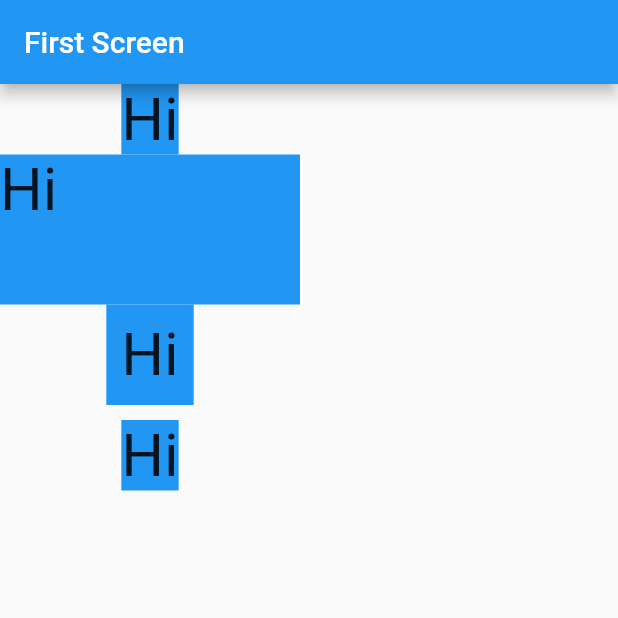
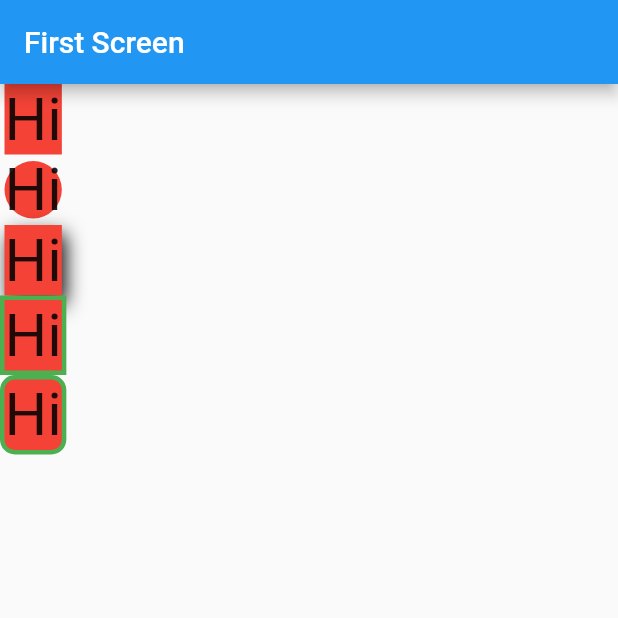
Before and after one commit to samyutomo/learn-basic-flutter, a Flutter app: the screen it shows after launch, on a phone screen of 412 x 824 dp, the top half of it. Run offline on Flutter 3.47's test engine with Material 2 defaults, Android fonts, the phone set to English and light mode, and no system bars.

Commit message:
learn example code 06: decoration - Container

```diff
--- a/lib/main.dart
+++ b/lib/main.dart
@@ -2,16 +2,14 @@ import 'package:flutter/material.dart';
 
 void main() => runApp(const FirstScreen());
 
-class FirstScreen extends StatelessWidget{
+class FirstScreen extends StatelessWidget {
   const FirstScreen({Key? key}) : super(key: key);
 
   @override
-  Widget build(BuildContext  context) {
+  Widget build(BuildContext context) {
     return MaterialApp(
         title: "Container",
-      theme: ThemeData(
-        primarySwatch: Colors.blue
-      ),
+        theme: ThemeData(primarySwatch: Colors.blue),
         home: Scaffold(
           appBar: AppBar(
             title: const Text("First Screen"),
@@ -20,30 +18,38 @@ class FirstScreen extends StatelessWidget{
             children: [
               Container(
                 child: const Text("Hi", style: TextStyle(fontSize: 40),),
-              color: Colors.blue,
+                decoration: const BoxDecoration(color: Colors.red),
               ),
               Container(
                 child: const Text("Hi", style: TextStyle(fontSize: 40),),
-              color: Colors.blue,
-              width: 200,
-              height: 100,
+                decoration: const BoxDecoration(
+                    color: Colors.red,
+                    shape: BoxShape.circle),
               ),
               Container(
                 child: const Text("Hi", style: TextStyle(fontSize: 40),),
-              color: Colors.blue,
-              padding: const EdgeInsets.all(10),
+                decoration: const BoxDecoration(
+                    color: Colors.red,
+                    boxShadow: [
+                      BoxShadow(
+                          color: Colors.black,
+                          offset: Offset(3, 6),
+                          blurRadius: 10)
+                ]),
               ),
               Container(
                   child: const Text("Hi", style: TextStyle(fontSize: 40),),
-              color: Colors.blue,
-              margin: const EdgeInsets.all(10),
-            )
+                  decoration: BoxDecoration(
+                      color: Colors.red,
+                      border: Border.all(color: Colors.green, width: 3))),
+              Container(
+                  child: const Text("Hi", style: TextStyle(fontSize: 40),),
+                  decoration: BoxDecoration(
+                      color: Colors.red,
+                      border: Border.all(color: Colors.green, width: 3),
+                      borderRadius: BorderRadius.circular(10)))
             ],
           ),
-      )
-
-
-    );
+        ));
   }
-
 }
```
Lines whose indentation alone changed are shown as unchanged.
